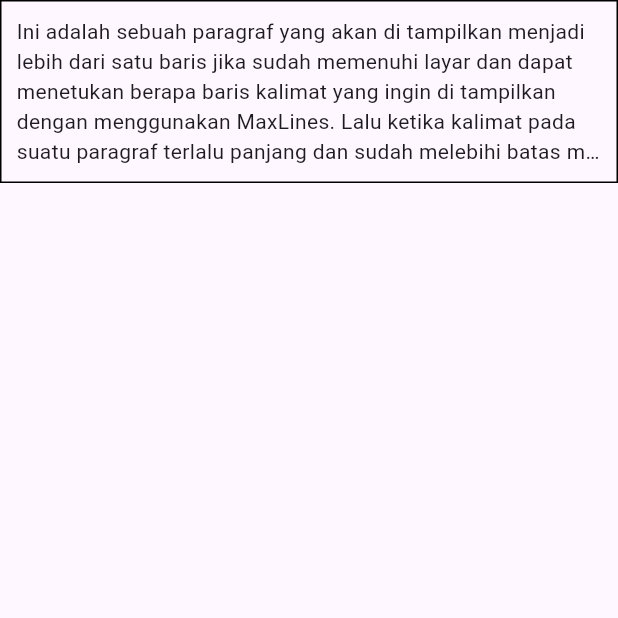
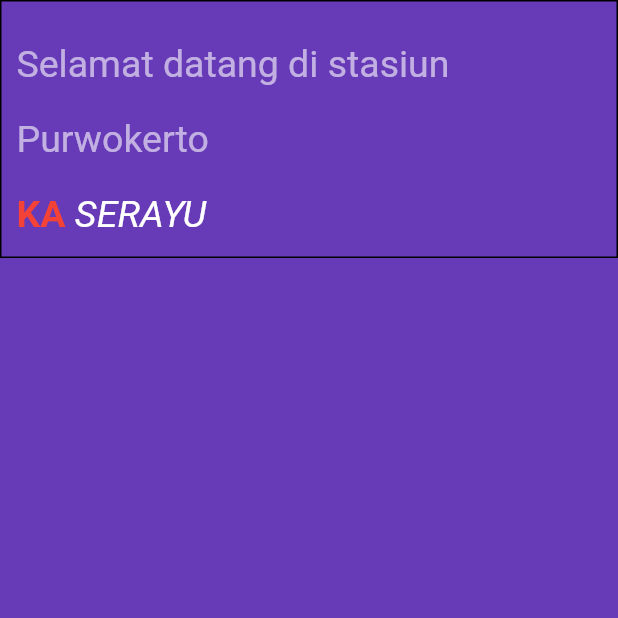
Before and after one commit to AkhmadKhilman/latihan-dasar-flutter, a Flutter app: the screen it shows after launch, on a phone screen of 412 x 824 dp, the top half of it. Run offline on Flutter 3.47's test engine with Material 3 defaults, Android fonts, the phone set to English and light mode, and no system bars.

Commit message:
Learning RichText and TextSpan

```diff
--- a/lib/main.dart
+++ b/lib/main.dart
@@ -21,7 +21,7 @@
   // );
 
   // Memanggil class yang berisi MaterialApp
-  runApp(const MaxLineTextExample());
+  runApp(const RichTextTest());
 }
 
 // Pembuatan class yang berisi MaterialApp dengan extends ke statelessWdiget
@@ -216,6 +216,7 @@
   }
 }
 
+// Care memposisikan teks baik di kiri, tengah mapupun kanan
 class TeksAligmentTest extends StatelessWidget {
   const TeksAligmentTest({super.key});
 
@@ -259,6 +260,7 @@
   }
 }
 
+// Cara membuat sebuah paragraf terlihat rapih dan proposional
 class MaxLineTextExample extends StatelessWidget {
   const MaxLineTextExample({super.key});
 
@@ -273,11 +275,65 @@
           decoration: BoxDecoration(border: Border.all()),
           child: const Text(
             "Ini adalah sebuah paragraf yang akan di tampilkan menjadi lebih dari satu baris jika sudah memenuhi layar dan dapat menetukan berapa baris kalimat yang ingin di tampilkan dengan menggunakan MaxLines. Lalu ketika kalimat pada suatu paragraf terlalu panjang dan sudah melebihi batas maksimal baris yang telah di tentukan maka sisa kalimat itu akan menghilang. Maka dari itu fungsi TextOverflow dibuat agar teks yang berlebih itu terlihat rapih seperti menggunakan elipsis agar sisa teks menjadi (...), clip yang menghilangkan sisanya dan terlihat seperti terputus kalimat selanjutnya, fade yang membuat teks dibaris terahir sedikit memudar,  dan visible yang fungsinya mirip seperti clip yakni sisa kalimatnya jadi menghilang dan terlihat seperti terputus.",
-            maxLines: 5,
+            maxLines: 6,
             overflow: TextOverflow.ellipsis,
+            style: TextStyle(
+              fontSize: 14,
+              decoration: TextDecoration.underline,
+            ),
           ),
         ),
+        backgroundColor: Colors.limeAccent,
       ),
     );
   }
 }
+
+// Cara membuat satu kalimat dengan perbedaan style di setiap kata nya
+class RichTextTest extends StatelessWidget {
+  const RichTextTest({super.key});
+
+  @override
+  Widget build(BuildContext context) {
+    return MaterialApp(
+      debugShowCheckedModeBanner: false,
+      home: Scaffold(
+        body: Container(
+          width: double.infinity,
+          padding: const EdgeInsets.all(10),
+          decoration: BoxDecoration(border: Border.all()),
+          child: RichText(
+            text: TextSpan(
+              style: TextStyle(fontSize: 25, color: Colors.white60),
+              children: [
+                TextSpan(
+                  text: "Selamat datang di stasiun Purwokerto \n",
+                  style: TextStyle(height: 2),
+                ),
+
+                TextSpan(
+                  text: "KA ",
+                  style: TextStyle(
+                    fontWeight: FontWeight.bold,
+                    color: Colors.red,
+                    height: 2,
+                  ),
+                ),
+
+                TextSpan(
+                  text: "SERAYU",
+                  style: TextStyle(
+                    fontStyle: FontStyle.italic,
+                    color: Colors.white,
+                    height: 2,
+                  ),
+                ),
+              ],
+            ),
+          ),
+        ),
+        backgroundColor: Colors.deepPurple,
+      ),
+    );
+  }
+}
```
